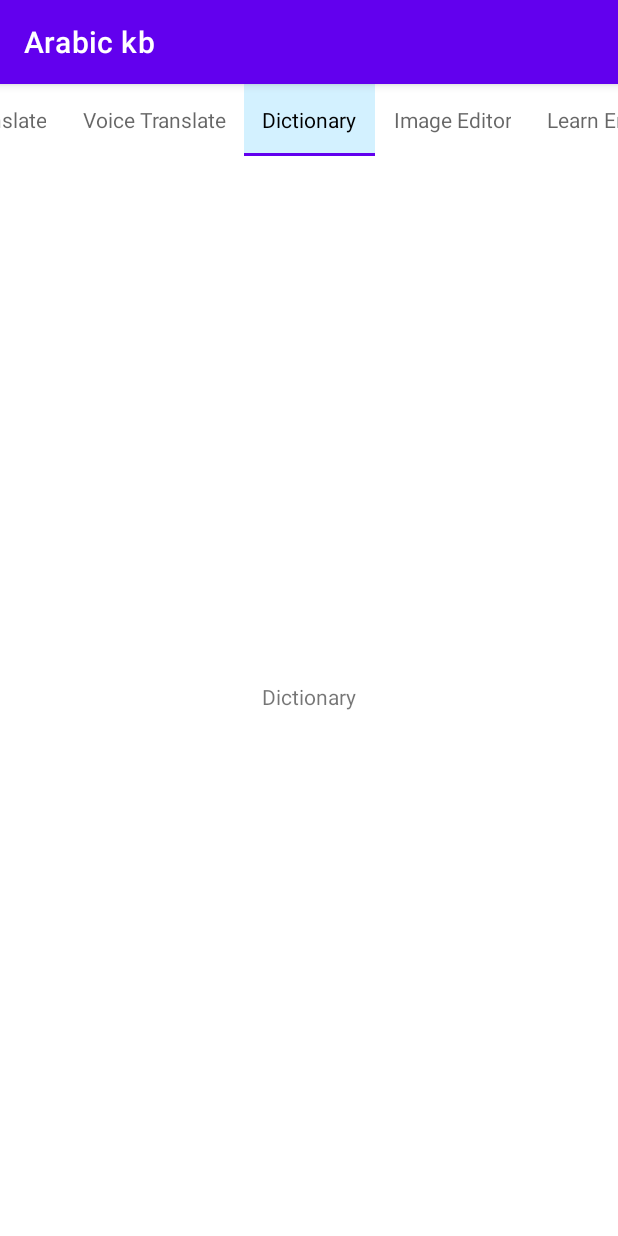
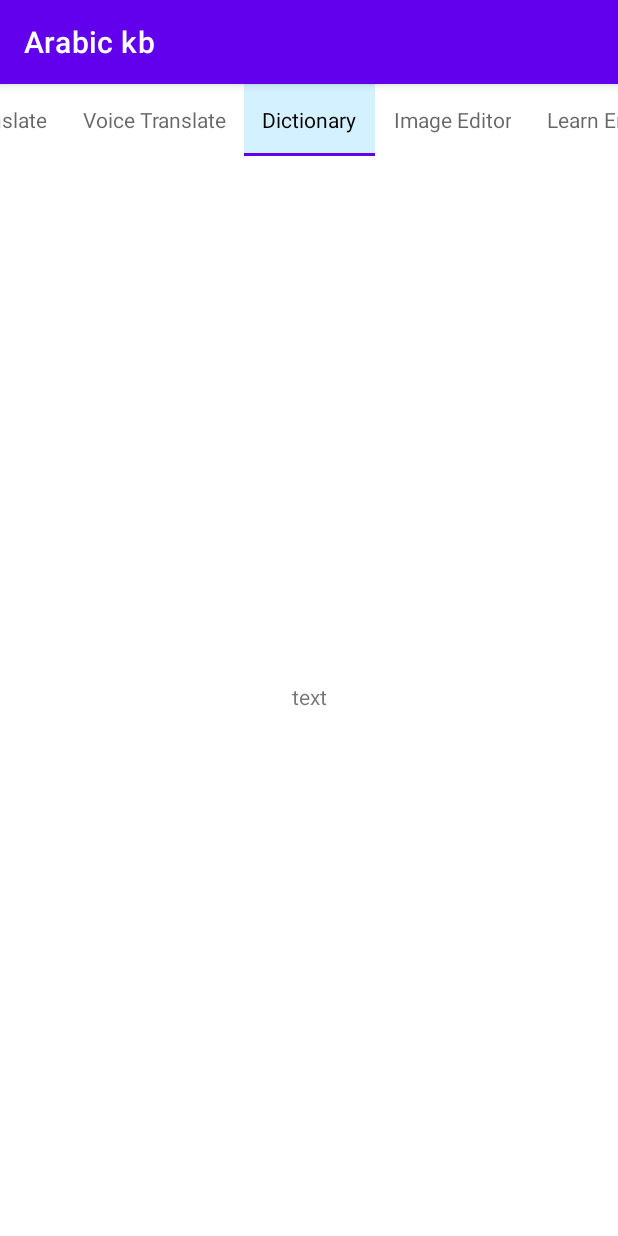
Before and after one commit to itsmhamza/Hindi-Keyboard, an Android app: the screen it shows after launch (MainActivity), tab 3 chosen, on a phone screen of 412 x 824 dp. Run offline under Robolectric (Android 15) with nearby library versions, the phone set to English and light mode, and no system bars; our stand-ins replace Room's generated code; libraries missing offline, so code that uses them is left out: com.karumi.dexter; 1 statement that could not run was skipped.

Commit message:
Dictionary UI

```diff
--- a/app/src/main/res/layout/frag_dictionary.xml
+++ b/app/src/main/res/layout/frag_dictionary.xml
@@ -9,7 +9,7 @@
         android:layout_width="wrap_content"
         android:layout_height="wrap_content"
         android:layout_weight="1"
-        android:text="Dictionary"
+        android:text="text"
         app:layout_constraintBottom_toBottomOf="parent"
         app:layout_constraintEnd_toEndOf="parent"
         app:layout_constraintStart_toStartOf="parent"
```
